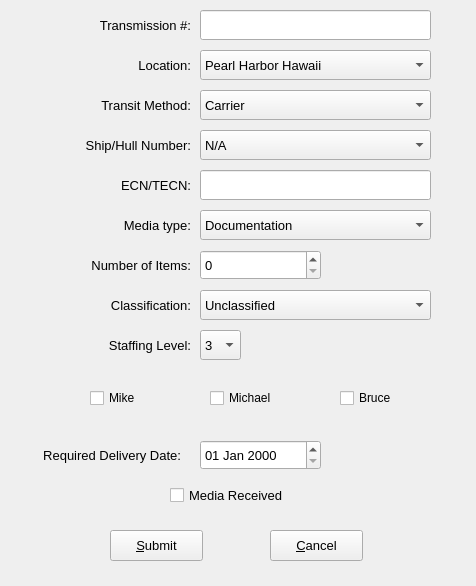
This is frmEditDelivery.ui in chhimichanga/deliveryqueue as Qt 5 draws it before an edit. The edited form follows.
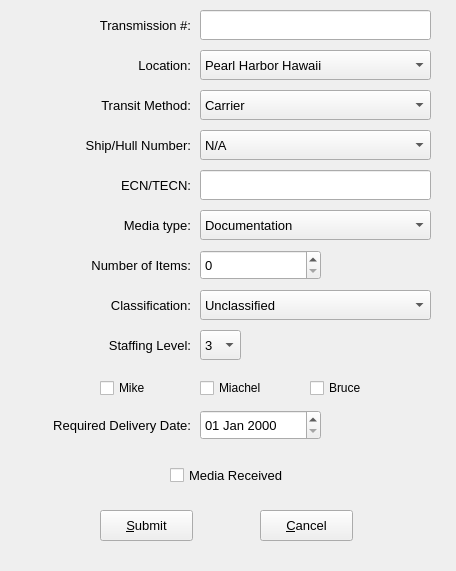
This is the edited form.

Patch:
```diff
--- a/frmEditDelivery.ui
+++ b/frmEditDelivery.ui
@@ -9,8 +9,8 @@
    <rect>
     <x>0</x>
     <y>0</y>
-    <width>476</width>
-    <height>586</height>
+    <width>456</width>
+    <height>571</height>
    </rect>
   </property>
   <property name="windowTitle">
@@ -20,7 +20,7 @@
    <property name="geometry">
     <rect>
      <x>170</x>
-     <y>480</y>
+     <y>460</y>
      <width>141</width>
      <height>30</height>
     </rect>
@@ -37,8 +37,8 @@
   <widget class="QPushButton" name="btnSubmit">
    <property name="geometry">
     <rect>
-     <x>110</x>
-     <y>530</y>
+     <x>100</x>
+     <y>510</y>
      <width>93</width>
      <height>31</height>
     </rect>
@@ -55,8 +55,8 @@
   <widget class="QPushButton" name="btnCancel">
    <property name="geometry">
     <rect>
-     <x>270</x>
-     <y>530</y>
+     <x>260</x>
+     <y>510</y>
      <width>93</width>
      <height>31</height>
     </rect>
@@ -173,8 +173,8 @@
   <widget class="QLabel" name="lblDeliveryDate">
    <property name="geometry">
     <rect>
-     <x>0</x>
-     <y>440</y>
+     <x>10</x>
+     <y>410</y>
      <width>181</width>
      <height>30</height>
     </rect>
@@ -338,7 +338,7 @@
    <property name="geometry">
     <rect>
      <x>200</x>
-     <y>440</y>
+     <y>410</y>
      <width>121</width>
      <height>30</height>
     </rect>
@@ -592,8 +592,8 @@
   <widget class="QCheckBox" name="checkBox">
    <property name="geometry">
     <rect>
-     <x>90</x>
-     <y>390</y>
+     <x>100</x>
+     <y>380</y>
      <width>71</width>
      <height>16</height>
     </rect>
@@ -605,21 +605,21 @@
   <widget class="QCheckBox" name="checkBox_2">
    <property name="geometry">
     <rect>
-     <x>210</x>
-     <y>390</y>
+     <x>200</x>
+     <y>380</y>
      <width>71</width>
      <height>16</height>
     </rect>
    </property>
    <property name="text">
-    <string>Michael</string>
+    <string>Miachel</string>
    </property>
   </widget>
   <widget class="QCheckBox" name="checkBox_3">
    <property name="geometry">
     <rect>
-     <x>340</x>
-     <y>390</y>
+     <x>310</x>
+     <y>380</y>
      <width>71</width>
      <height>16</height>
     </rect>
```
